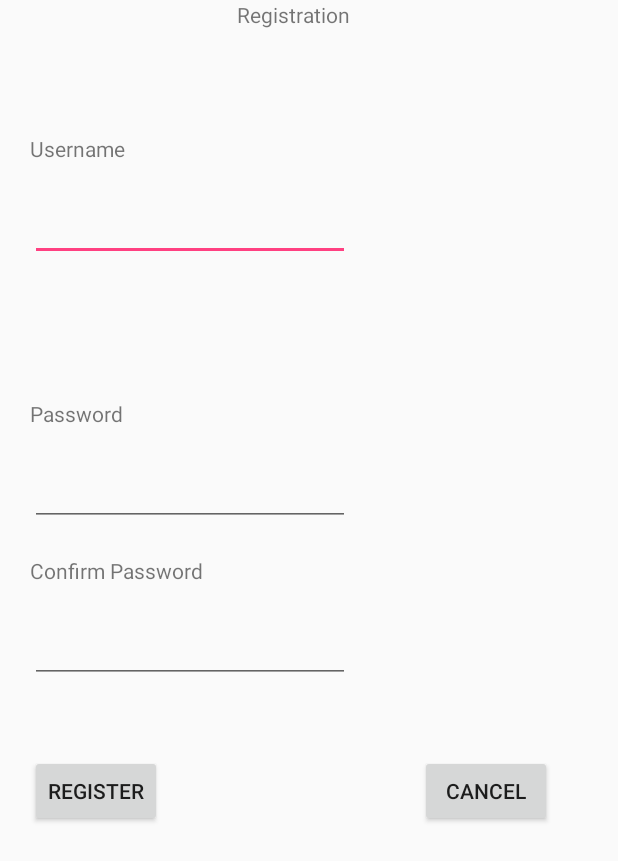
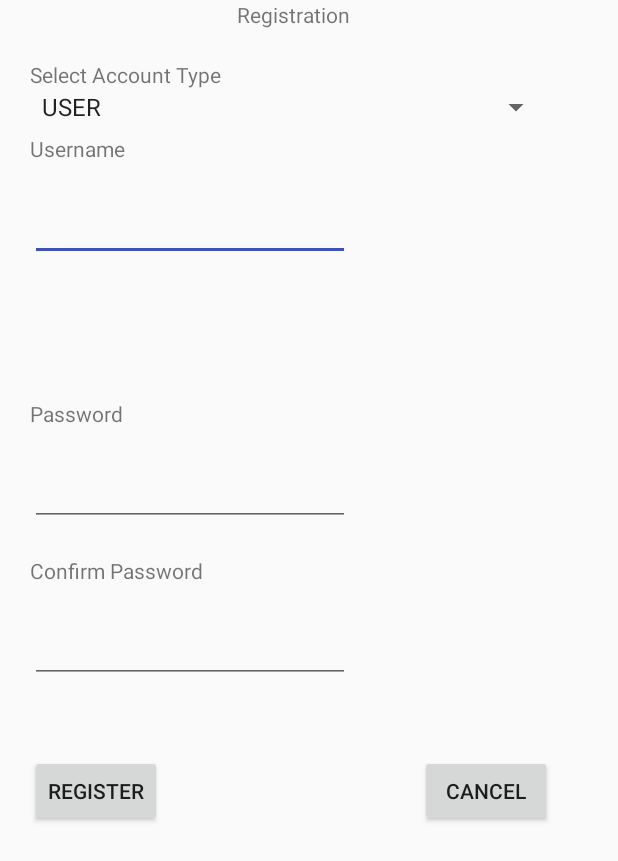
Before and after one commit to plum7ree/Shelter, an Android app: the screen it shows after launch (RegisterActivity), after a tap on "REGISTER", on a phone screen of 412 x 824 dp. Shown: the top 861 px of the screen. Run offline under Robolectric (Android 15) with nearby library versions, the phone set to English and light mode, and no system bars.

Commit message:
Register Activity implemented

```diff
--- a/app/src/main/java/cs2340/gatech/edu/lab4/controller/RegisterActivity.java
+++ b/app/src/main/java/cs2340/gatech/edu/lab4/controller/RegisterActivity.java
@@ -4,33 +4,59 @@ import android.os.Bundle;
 import android.support.design.widget.Snackbar;
 import android.support.v7.app.AppCompatActivity;
 import android.view.View;
+import android.widget.ArrayAdapter;
+import android.widget.Spinner;
 import android.widget.TextView;
 
 import cs2340.gatech.edu.lab4.R;
+import cs2340.gatech.edu.lab4.model.Account;
+import cs2340.gatech.edu.lab4.model.AccountType;
 import cs2340.gatech.edu.lab4.model.Model;
 
 public class RegisterActivity extends AppCompatActivity {
 
     Model model = Model.getInstance();
+    private TextView username;
+    private TextView password;
+    private TextView confirmPassword;
+    private Spinner accountTypeSpinner;
+
 
     @Override
     protected void onCreate(Bundle savedInstanceState) {
         super.onCreate(savedInstanceState);
         setContentView(R.layout.activity_register);
 
+
+        username = (TextView) findViewById(R.id.username_field);
+        password = (TextView) findViewById(R.id.password_field);
+        confirmPassword = (TextView) findViewById(R.id.confirm_password_field);
+        accountTypeSpinner = (Spinner) findViewById(R.id.spinner);
+
+
+        ArrayAdapter<String> adapter = new ArrayAdapter(this,android.R.layout.simple_spinner_item, Account.legalAccountTypes);
+        adapter.setDropDownViewResource(android.R.layout.simple_spinner_dropdown_item);
+        if (adapter != null) {
+            accountTypeSpinner.setAdapter(adapter);
+
+        }
+
     }
 
     public void onRegisterPressed(View view) {
-        TextView username = (TextView) findViewById(R.id.username_field);
-        TextView password = (TextView) findViewById(R.id.password_field);
-        TextView confirmPassword = (TextView) findViewById(R.id.confirm_password_field);
-        if(isUsernameWrong(username.getText().toString())) {
+
+        if(accountTypeSpinner.getSelectedItem() == null) {
+            Snackbar.make(view, "Please select Account Type.", Snackbar.LENGTH_LONG)
+                    .setAction("Action", null).show();
+        }
+        else if(isUsernameWrong(username.getText().toString())) {
             Snackbar.make(view, "Username is wrong.", Snackbar.LENGTH_LONG)
                     .setAction("Action", null).show();
         }
         else if(!isUserExists(username.getText().toString())) {
             if(isValidPassword(password.getText().toString(), confirmPassword.getText().toString())) {
-                model.setUserAndPassword(username.getText().toString(),password.getText().toString());
+                model.addNewAccount(username.getText().toString(),password.getText().toString(),
+                        (AccountType) accountTypeSpinner.getSelectedItem());
                 finish();
             }
             else {
@@ -45,15 +71,38 @@ public class RegisterActivity extends AppCompatActivity {
 
     public void onCancelPressed(View view) { finish();}
 
+    /**
+     * Check if user exists in ArrayList accounts in Model class.
+     * if any account of ArrayList has same username from paramter str, return true
+     * @param str
+     * @return
+     */
     private boolean isUserExists(String str){
-        return model.getUserAndPassword().containsKey(str);
+        for(AccountType t : AccountType.values()) {
+            for (Object o: model.getAccountList(t)) {
+                if (((Account)o).getUsername().equals(str)) return true;
+            }
+        }
+        return false;
     }
 
+    /**
+     * Check for invalid username such as empty space " "
+     * @param str
+     * @return
+     */
     private boolean isUsernameWrong(String str) {
         return str.replaceAll("\\s+","").equals("");
     }
 
+    /**
+     * Check password and confim_password is same
+     * @param pass
+     * @param confirm_pass
+     * @return
+     */
     private boolean isValidPassword(String pass, String confirm_pass) {
         return pass.equals(confirm_pass);
     }
+
 }
--- /dev/null
+++ b/app/src/main/java/cs2340/gatech/edu/lab4/model/Account.java
@@ -0,0 +1,25 @@
+package cs2340.gatech.edu.lab4.model;
+
+import java.util.Arrays;
+import java.util.List;
+
+/**
+ * Created by Zumong on 2/16/18.
+ */
+
+public abstract class Account {
+    public static List<AccountType> legalAccountTypes = Arrays.asList(AccountType.USER,AccountType.ADMIN);
+
+    String username;
+    String password;
+    AccountType type;
+
+    @Override
+    public boolean equals(Object o) {
+        Account account = (Account) o;
+        return account.username.equals(((Account) o).username);
+    }
+
+    public String getUsername() { return username; }
+    public String getPassword() { return password; }
+}
--- /dev/null
+++ b/app/src/main/java/cs2340/gatech/edu/lab4/model/AccountType.java
@@ -0,0 +1,11 @@
+package cs2340.gatech.edu.lab4.model;
+
+/**
+ * Created by Zumong on 2/16/18.
+ */
+
+public enum AccountType {
+    ADMIN,
+    USER;
+
+}
--- a/app/src/main/res/layout/content_register.xml
+++ b/app/src/main/res/layout/content_register.xml
@@ -96,5 +96,22 @@
             android:layout_alignParentEnd="true"
             android:onClick="onCancelPressed"
             android:text="Cancel" />
+
+        <Spinner
+            android:id="@+id/spinner"
+            android:layout_width="match_parent"
+            android:layout_height="wrap_content"
+            android:layout_above="@+id/username_field"
+            android:layout_alignParentStart="true"
+            android:layout_marginBottom="25dp" />
+
+        <TextView
+            android:id="@+id/textView"
+            android:layout_width="wrap_content"
+            android:layout_height="wrap_content"
+            android:layout_above="@+id/spinner"
+            android:layout_alignParentStart="true"
+            android:text="Select Account Type" />
+
     </RelativeLayout>
 </android.support.constraint.ConstraintLayout>
--- a/app/src/main/res/values/colors.xml
+++ b/app/src/main/res/values/colors.xml
@@ -2,5 +2,5 @@
 <resources>
     <color name="colorPrimary">#3F51B5</color>
     <color name="colorPrimaryDark">#303F9F</color>
-    <color name="colorAccent">#FF4081</color>
+    <color name="colorAccent">#3F51B5</color>
 </resources>
--- a/app/src/main/res/values/strings.xml
+++ b/app/src/main/res/values/strings.xml
@@ -1,5 +1,5 @@
 <resources>
-    <string name="app_name">M4</string>
+    <string name="app_name">Shelter</string>
     <string name="title_activity_login">Sign in</string>
 
     <!-- Strings related to login -->
```
Also changed, not shown: app/src/main/java/cs2340/gatech/edu/lab4/model/Admin.java (added, +14 -0 lines), app/src/main/java/cs2340/gatech/edu/lab4/model/Model.java (+23 -10 lines), app/src/main/java/cs2340/gatech/edu/lab4/model/User.java (added, +13 -0 lines), app/src/main/res/layout/activity_main.xml (+23 -22 lines), app/src/main/res/drawable/shelter.png (added).
